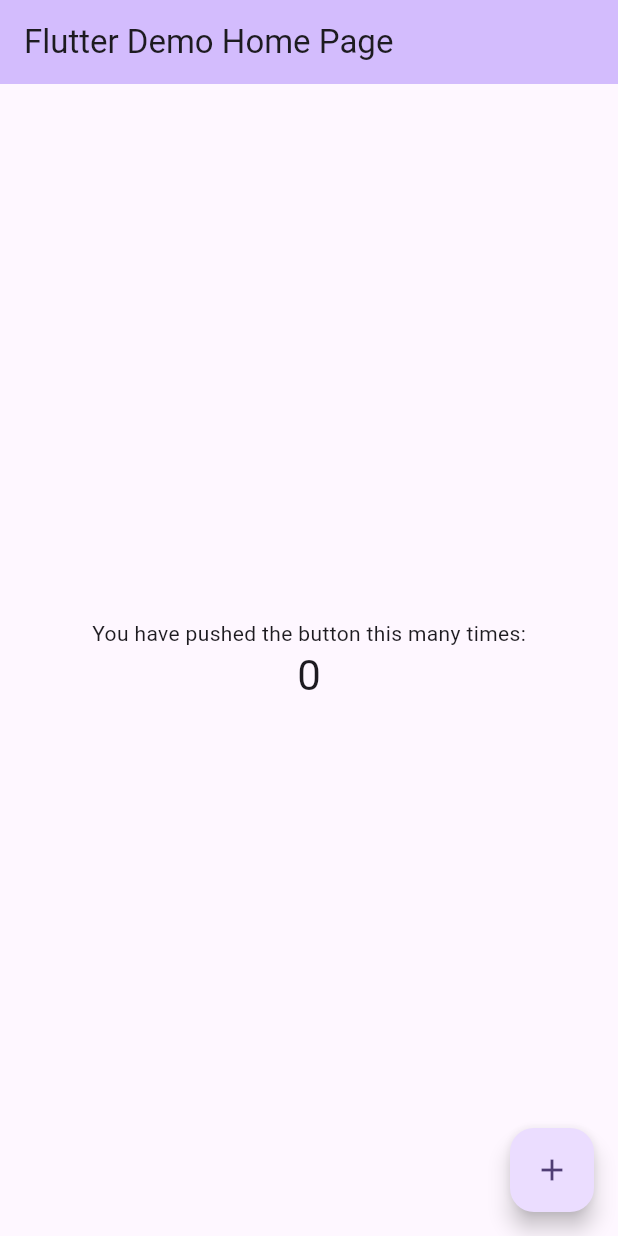
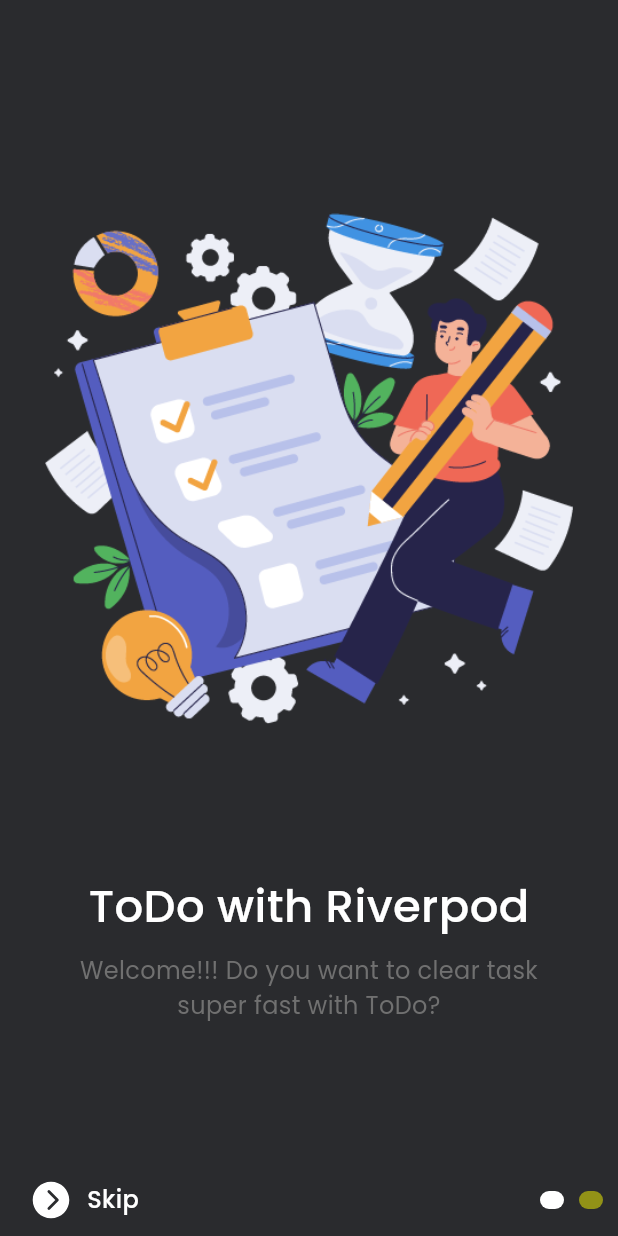
Before and after one commit to lkevenson/todo_app, a Flutter app: the screen it shows after launch, on a phone screen of 412 x 824 dp. Run offline on Flutter 3.47's test engine with Material 3 defaults, Android fonts, the phone set to English and light mode, and no system bars; drawn by our look-alikes of smooth_page_indicator; our stand-ins replace flutter_screenutil, flutter_vector_icons, google_fonts.

Commit message:
OnBoarding Feature

```diff
--- /dev/null
+++ b/lib/core/common/widgets/fading_text.dart
@@ -0,0 +1,29 @@
+import 'package:flutter/material.dart';
+import 'package:google_fonts/google_fonts.dart';
+
+import '../../res/colours.dart';
+
+class FadingText extends StatelessWidget {
+  const FadingText(this.text,
+      {this.fontWeight, this.color, this.fontSize, this.textAlign, super.key});
+
+  final String text;
+  final FontWeight? fontWeight;
+  final Color? color;
+  final double? fontSize;
+  final TextAlign? textAlign;
+
+  @override
+  Widget build(BuildContext context) {
+    return Text(text,
+        maxLines: 1,
+        softWrap: false,
+        overflow: TextOverflow.fade,
+        textAlign: textAlign ?? TextAlign.left,
+        style: GoogleFonts.poppins(
+          fontSize: fontSize ?? 16,
+          fontWeight: fontWeight ?? FontWeight.normal,
+          color: color ?? Colours.light,
+        ));
+  }
+}
--- /dev/null
+++ b/lib/core/common/widgets/widget.dart
@@ -0,0 +1,3 @@
+export 'fading_text.dart';
+export 'round_button.dart';
+export 'white_space.dart';
--- /dev/null
+++ b/lib/core/res/colours.dart
@@ -0,0 +1,32 @@
+import 'dart:math';
+import 'dart:ui';
+
+class Colours {
+  const Colours._();
+
+  static const Color darkBackground = Color(0xFF2a2b2e);
+  static const Color light = Color(0xFFFFFFFF);
+  static const Color red = Color(0xffd80000);
+  static const Color lightBlue = Color(0xFF027EB5);
+  static const Color darkGrey = Color(0xFF707070);
+  static const Color lightGrey = Color(0xFF667781);
+  static const Color green = Color(0xFF0AA31E);
+  static const Color yellow = Color(0xFFF9F900);
+  static const Color lightBackground = Color(0x58797777);
+  static const Color greyBackground = Color(0xFF202C33);
+
+  static const colours = [
+    red,
+    lightBlue,
+    Color(0xFFF50FCF),
+    Color(0xFFAC0FF5),
+    green,
+    yellow,
+  ];
+
+  static Color randomColour() {
+    final random = Random();
+    int randomIndex = random.nextInt(Colours.colours.length);
+    return Colours.colours[randomIndex];
+  }
+}
--- /dev/null
+++ b/lib/core/res/image_res.dart
@@ -0,0 +1,9 @@
+class ImageRes {
+  const ImageRes._();
+
+  static const _imageBase = 'assets/images';
+
+  static const todo = '$_imageBase/todo.png';
+  static const notification = '$_imageBase/notification.png';
+  static const bell = '$_imageBase/bell.png';
+}
--- /dev/null
+++ b/lib/core/res/res.dart
@@ -0,0 +1,2 @@
+export 'colours.dart';
+export 'image_res.dart';
--- /dev/null
+++ b/lib/features/on_boarding/views/on_boarding_screen.dart
@@ -0,0 +1,72 @@
+import 'package:flutter/material.dart';
+import 'package:flutter_vector_icons/flutter_vector_icons.dart';
+import 'package:smooth_page_indicator/smooth_page_indicator.dart';
+import 'package:todo_app/features/on_boarding/views/widgets/widget.dart';
+
+import '../../../core/common/widgets/fading_text.dart';
+import '../../../core/res/colours.dart';
+
+class OnBoardingScreen extends StatefulWidget {
+  const OnBoardingScreen({super.key});
+
+  @override
+  State<OnBoardingScreen> createState() => _OnBoardingScreenState();
+}
+
+class _OnBoardingScreenState extends State<OnBoardingScreen> {
+  final pageController = PageController();
+
+  @override
+  void dispose() {
+    pageController.dispose();
+    super.dispose();
+  }
+
+  @override
+  Widget build(BuildContext context) {
+    return Scaffold(
+      backgroundColor: Colours.darkBackground,
+      body: SafeArea(
+        child: Stack(
+          alignment: AlignmentDirectional.bottomCenter,
+          children: [
+            PageView(
+              controller: pageController,
+              children: const [FirstPage(), SecondPage()],
+            ),
+            Padding(
+              padding: const EdgeInsets.symmetric(horizontal: 10),
+              child: Row(
+                mainAxisAlignment: MainAxisAlignment.spaceBetween,
+                children: [
+                  Row(
+                    children: [
+                      IconButton(
+                        iconSize: 30,
+                        color: Colours.light,
+                        onPressed: () {},
+                        icon: const Icon(
+                          Ionicons.chevron_forward_circle,
+                        ),
+                      ),
+                      const FadingText('Skip', fontWeight: FontWeight.w500)
+                    ],
+                  ),
+                  SmoothPageIndicator(
+                    controller: pageController,
+                    count: 2,
+                    effect: WormEffect(
+                        dotHeight: 12,
+                        spacing: 10,
+                        dotColor: Colours.yellow.withOpacity(.5),
+                        activeDotColor: Colours.light,),
+                  ),
+                ],
+              ),
+            )
+          ],
+        ),
+      ),
+    );
+  }
+}
--- /dev/null
+++ b/lib/features/on_boarding/views/widgets/first_page.dart
@@ -0,0 +1,39 @@
+import 'package:flutter/material.dart';
+import 'package:google_fonts/google_fonts.dart';
+
+import '../../../../core/common/widgets/widget.dart';
+import '../../../../core/res/res.dart';
+
+class FirstPage extends StatelessWidget {
+  const FirstPage({super.key});
+
+  @override
+  Widget build(BuildContext context) {
+    return Padding(
+      padding: const EdgeInsets.symmetric(horizontal: 30),
+      child: Column(
+        mainAxisAlignment: MainAxisAlignment.center,
+        children: [
+          Image.asset(ImageRes.todo),
+          const WhiteSpace(height: 100),
+          const FadingText(
+            'ToDo with Riverpod',
+            fontSize: 30,
+            fontWeight: FontWeight.w500,
+            color: Colours.light,
+          ),
+          const WhiteSpace(height: 10),
+          Text(
+            'Welcome!!! Do you want to clear task super fast with ToDo?',
+            textAlign: TextAlign.center,
+            style: GoogleFonts.poppins(
+              fontSize: 16,
+              fontWeight: FontWeight.normal,
+              color: Colours.darkGrey,
+            ),
+          ),
+        ],
+      ),
+    );
+  }
+}
--- /dev/null
+++ b/lib/features/on_boarding/views/widgets/widget.dart
@@ -0,0 +1,2 @@
+export 'first_page.dart';
+export 'second_page.dart';
--- a/lib/main.dart
+++ b/lib/main.dart
@@ -1,4 +1,7 @@
 import 'package:flutter/material.dart';
+import 'package:flutter_screenutil/flutter_screenutil.dart';
+
+import 'features/on_boarding/views/on_boarding_screen.dart';
 
 void main() {
   runApp(const MyApp());
@@ -9,61 +12,24 @@ class MyApp extends StatelessWidget {
 
   @override
   Widget build(BuildContext context) {
-    return MaterialApp(
-      title: 'Flutter Demo',
-      theme: ThemeData(
-        colorScheme: ColorScheme.fromSeed(seedColor: Colors.deepPurple),
-        useMaterial3: true,
-      ),
-      home: const MyHomePage(title: 'Flutter Demo Home Page'),
+    final screenSize = MediaQuery.of(context).size;
+    return ScreenUtilInit(
+      designSize: Size(screenSize.width, screenSize.height),
+      minTextAdapt: true,
+      splitScreenMode: true,
+      builder: (_, child) {
+        return MaterialApp(
+          debugShowCheckedModeBanner: false,
+          title: 'First Method',
+          // You can use the library anywhere in the app even in theme
+          theme: ThemeData(
+            colorScheme: ColorScheme.fromSeed(seedColor: Colors.purple),
+            useMaterial3: true,
+          ),
+          home: child,
+        );
+      },
+      child: const OnBoardingScreen(),
     );
   }
 }
-
-class MyHomePage extends StatefulWidget {
-  const MyHomePage({super.key, required this.title});
-
-  final String title;
-
-  @override
-  State<MyHomePage> createState() => _MyHomePageState();
-}
-
-class _MyHomePageState extends State<MyHomePage> {
-  int _counter = 0;
-
-  void _incrementCounter() {
-    setState(() {
-      _counter++;
-    });
-  }
-
-  @override
-  Widget build(BuildContext context) {
-    return Scaffold(
-      appBar: AppBar(
-        backgroundColor: Theme.of(context).colorScheme.inversePrimary,
-        title: Text(widget.title),
-      ),
-      body: Center(
-        child: Column(
-          mainAxisAlignment: MainAxisAlignment.center,
-          children: <Widget>[
-            const Text(
-              'You have pushed the button this many times:',
-            ),
-            Text(
-              '$_counter',
-              style: Theme.of(context).textTheme.headlineMedium,
-            ),
-          ],
-        ),
-      ),
-      floatingActionButton: FloatingActionButton(
-        onPressed: _incrementCounter,
-        tooltip: 'Increment',
-        child: const Icon(Icons.add),
-      ),
-    );
-  }
-}
--- a/pubspec.yaml
+++ b/pubspec.yaml
@@ -10,6 +10,10 @@ dependencies:
   flutter:
     sdk: flutter
   cupertino_icons: ^1.0.6
+  flutter_screenutil: ^5.9.0
+  google_fonts: ^6.1.0
+  flutter_vector_icons: ^2.0.0
+  smooth_page_indicator: ^1.1.0
 
 dev_dependencies:
   flutter_test:
@@ -19,3 +23,5 @@ dev_dependencies:
 
 flutter:
   uses-material-design: true
+  assets:
+    - assets/images/
```
Also changed, not shown: lib/core/common/widgets/round_button.dart (added, +35 -0 lines), lib/core/common/widgets/white_space.dart (added, +17 -0 lines), lib/features/on_boarding/views/widgets/second_page.dart (added, +27 -0 lines), assets/images/bell.png (added), assets/images/todo.png (added), pubspec.lock, 4 other files.
